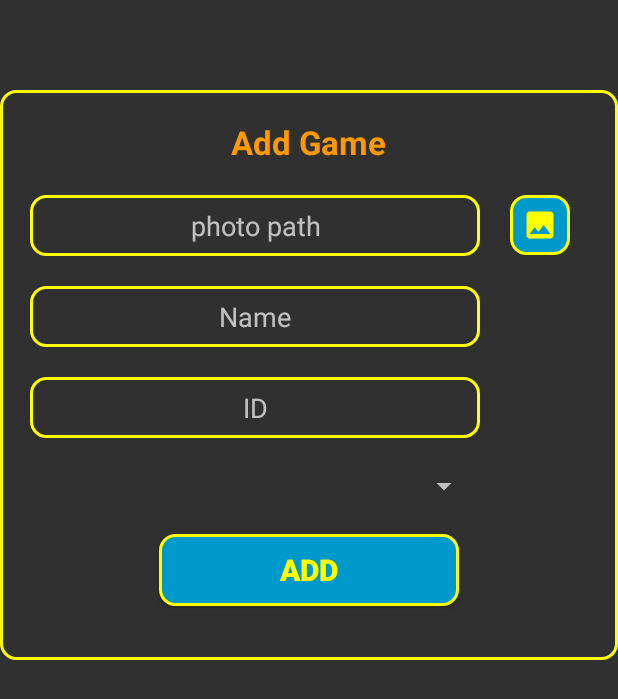
After one commit to Open-Source-Community/Gamers-Hub, an Android app: the fragment AddGame shown on its own in the app's theme, on a phone screen of 412 x 824 dp. The commit adds this screen. Shown: the top 699 px of the screen. Run offline under Robolectric (Android 15) with nearby library versions, the phone set to English and light mode, and no system bars.

Commit message:
update 1

```diff
--- a/app/src/main/AndroidManifest.xml
+++ b/app/src/main/AndroidManifest.xml
@@ -9,7 +9,8 @@
         android:roundIcon="@mipmap/ic_launcher_round"
         android:supportsRtl="true"
         android:theme="@style/Theme.AppCompat.NoActionBar">
-        <activity android:name=".User_Profile"></activity>
+        <activity android:name=".AdminstrationLayouts.AdminMain"></activity>
+        <activity android:name=".User_Profile" />
         <activity
             android:name=".Opener.Opener"
             android:screenOrientation="portrait" />
--- /dev/null
+++ b/app/src/main/java/com/an/gamers/AdminstrationLayouts/AddGame.java
@@ -0,0 +1,28 @@
+package com.an.gamers.AdminstrationLayouts;
+
+import android.content.Context;
+import android.net.Uri;
+import android.os.Bundle;
+import android.support.v4.app.Fragment;
+import android.view.LayoutInflater;
+import android.view.View;
+import android.view.ViewGroup;
+
+import com.an.gamers.R;
+
+public class AddGame extends Fragment {
+    public AddGame() {
+        // Required empty public constructor
+    }
+    @Override
+    public void onCreate(Bundle savedInstanceState) {
+        super.onCreate(savedInstanceState);
+    }
+
+    @Override
+    public View onCreateView(LayoutInflater inflater, ViewGroup container,
+                             Bundle savedInstanceState) {
+        // Inflate the layout for this fragment
+        return inflater.inflate(R.layout.fragment_add_game, container, false);
+    }
+}
--- /dev/null
+++ b/app/src/main/res/drawable/ic_edite_photo_24dp.xml
@@ -0,0 +1,5 @@
+<vector android:height="24dp" android:tint="#FFFF00"
+    android:viewportHeight="24.0" android:viewportWidth="24.0"
+    android:width="24dp" xmlns:android="http://schemas.android.com/apk/res/android">
+    <path android:fillColor="#FF000000" android:pathData="M3,4L3,1h2v3h3v2L5,6v3L3,9L3,6L0,6L0,4h3zM6,10L6,7h3L9,4h7l1.83,2L21,6c1.1,0 2,0.9 2,2v12c0,1.1 -0.9,2 -2,2L5,22c-1.1,0 -2,-0.9 -2,-2L3,10h3zM13,19c2.76,0 5,-2.24 5,-5s-2.24,-5 -5,-5 -5,2.24 -5,5 2.24,5 5,5zM9.8,14c0,1.77 1.43,3.2 3.2,3.2s3.2,-1.43 3.2,-3.2 -1.43,-3.2 -3.2,-3.2 -3.2,1.43 -3.2,3.2z"/>
+</vector>
--- /dev/null
+++ b/app/src/main/res/drawable/ic_image_black_24dp.xml
@@ -0,0 +1,5 @@
+<vector android:height="24dp" android:tint="#FFFF00"
+    android:viewportHeight="24.0" android:viewportWidth="24.0"
+    android:width="24dp" xmlns:android="http://schemas.android.com/apk/res/android">
+    <path android:fillColor="#FF000000" android:pathData="M21,19V5c0,-1.1 -0.9,-2 -2,-2H5c-1.1,0 -2,0.9 -2,2v14c0,1.1 0.9,2 2,2h14c1.1,0 2,-0.9 2,-2zM8.5,13.5l2.5,3.01L14.5,12l4.5,6H5l3.5,-4.5z"/>
+</vector>
--- /dev/null
+++ b/app/src/main/res/layout/fragment_add_game.xml
@@ -0,0 +1,102 @@
+<?xml version="1.0" encoding="utf-8"?>
+<RelativeLayout xmlns:android="http://schemas.android.com/apk/res/android"
+    xmlns:tools="http://schemas.android.com/tools"
+    android:layout_width="match_parent"
+    android:padding="20dp"
+    android:background="@drawable/notactivebtn"
+    android:layout_height="380dp"
+    android:layout_marginTop="60dp"
+    tools:context=".AdminstrationLayouts.AddGame">
+    <TextView
+        android:layout_width="wrap_content"
+        android:layout_height="wrap_content"
+        android:layout_alignParentTop="true"
+        android:text="Add Game"
+        android:textColor="@color/OSC_Color"
+        android:textSize="22sp"
+        android:textAlignment="center"
+        android:textStyle="bold"
+        android:layout_centerHorizontal="true"/>
+    <EditText
+        android:layout_width="wrap_content"
+        android:minWidth="300dp"
+        android:layout_height="wrap_content"
+        android:textSize="18sp"
+        android:layout_marginTop="50dp"
+        android:padding="8dp"
+        android:textColor="#ffff00"
+        android:hint="photo path"
+        android:textAlignment="center"
+        android:id="@+id/addgame_photopath"
+        android:layout_alignParentTop="true"
+        android:layout_alignParentStart="true"
+        android:background="@drawable/notactivebtn"
+        />
+    <ImageButton
+        android:layout_width="wrap_content"
+        android:layout_height="wrap_content"
+        android:layout_marginTop="50dp"
+        android:layout_toEndOf="@id/addgame_photopath"
+        android:layout_marginStart="20dp"
+        android:id="@+id/addgame_photobtn"
+        android:layout_alignParentTop="true"
+        android:background="@drawable/activebtn"
+        android:src="@drawable/ic_image_black_24dp"
+        android:padding="8dp"/>
+    <EditText
+        android:layout_width="wrap_content"
+        android:minWidth="300dp"
+        android:layout_height="wrap_content"
+        android:textSize="18sp"
+        android:padding="8dp"
+        android:textColor="#ffff00"
+        android:hint="Name"
+        android:textAlignment="center"
+        android:id="@+id/addgame_name"
+        android:layout_below="@id/addgame_photopath"
+        android:layout_marginTop="20dp"
+        android:layout_alignParentStart="true"
+        android:background="@drawable/notactivebtn"
+        />
+    <EditText
+        android:layout_width="wrap_content"
+        android:minWidth="300dp"
+        android:layout_height="wrap_content"
+        android:textSize="18sp"
+        android:padding="8dp"
+        android:textColor="#ffff00"
+        android:hint="ID"
+        android:textAlignment="center"
+        android:id="@+id/addgame_id"
+        android:layout_below="@id/addgame_name"
+        android:layout_marginTop="20dp"
+        android:layout_alignParentStart="true"
+        android:background="@drawable/notactivebtn"
+        />
+    <Spinner
+        android:layout_width="wrap_content"
+        android:layout_height="wrap_content"
+        android:id="@+id/addgame_platform"
+        android:layout_below="@id/addgame_id"
+        android:layout_marginTop="20dp"
+        android:minWidth="300dp"
+        android:layout_alignEnd="@id/addgame_id"
+        android:textAlignment="center">
+    </Spinner>
+    <Button
+        android:layout_width="wrap_content"
+        android:layout_height="wrap_content"
+        android:layout_below="@id/addgame_platform"
+        android:layout_centerHorizontal="true"
+        android:layout_marginTop="20dp"
+        android:background="@drawable/activebtn"
+        android:padding="5dp"
+        android:minWidth="200dp"
+        android:id="@+id/addgame_addbtn"
+        android:text="ADD"
+        android:textStyle="bold"
+        android:textSize="20sp"
+        android:textAlignment="center"
+        android:textColor="#ffff00"
+        />
+</RelativeLayout>
--- a/app/src/main/res/values/colors.xml
+++ b/app/src/main/res/values/colors.xml
@@ -7,7 +7,7 @@
     <!-- Screens background color-->
     <color name="bg_screen1">#16c266</color>
     <color name="bg_screen2">#90c2bb</color>
-
+<color name="OSC_Color">#ff9900</color>
     <!-- dots inactive colors -->
     <color name="dot_dark_screen1">#39d1ba</color>
     <color name="dot_dark_screen2">#14a895</color>
```
Also changed, not shown: app/src/main/java/com/an/gamers/AdminstrationLayouts/AddPlatform.java (added, +28 -0 lines), app/src/main/java/com/an/gamers/AdminstrationLayouts/AdminMain.java (added, +15 -0 lines), app/src/main/java/com/an/gamers/MainActivity.java (+3 -12 lines), app/src/main/java/com/an/gamers/User_Profile.java (+25 -1 lines), app/src/main/res/layout/activity_admin_main.xml (added, +22 -0 lines), app/src/main/res/layout/activity_main.xml (+7 -5 lines), app/src/main/res/layout/activity_user__profile.xml (+19 -4 lines), app/src/main/res/layout/fragment_add_platform.xml (added, +93 -0 lines), app/src/main/res/menu/admin_navmenu.xml (added, +19 -0 lines), 1 other file.
